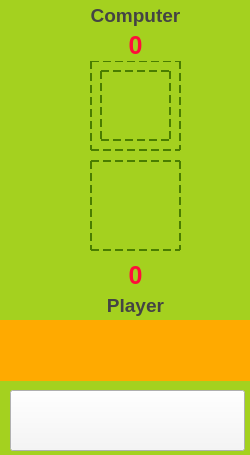
Before: the Qt Designer form rock_paper_scissors/ui_main.ui in danielnv051/Assignment-19, drawn with Qt 5.
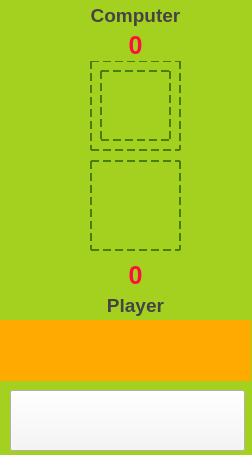
After: the same form once the commit is applied. Icons and pictures are not drawn.

```diff
--- a/rock_paper_scissors/ui_main.ui
+++ b/rock_paper_scissors/ui_main.ui
@@ -6,10 +6,22 @@
    <rect>
     <x>0</x>
     <y>0</y>
-    <width>250</width>
+    <width>252</width>
     <height>455</height>
    </rect>
   </property>
+  <property name="minimumSize">
+   <size>
+    <width>252</width>
+    <height>455</height>
+   </size>
+  </property>
+  <property name="maximumSize">
+   <size>
+    <width>252</width>
+    <height>455</height>
+   </size>
+  </property>
   <property name="windowTitle">
    <string>MainWindow</string>
   </property>
```
Left out of the diff: 2 changed lines with no effect on the pictures.
